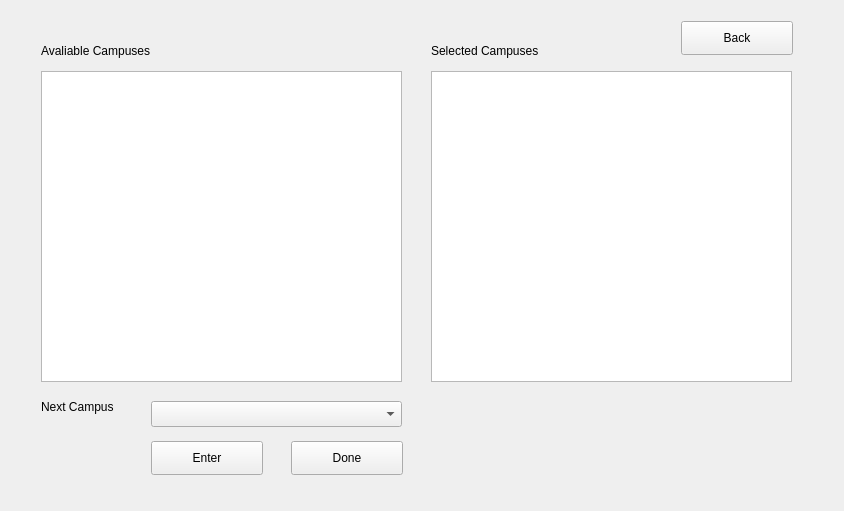
Qt form plantripwindow.ui (Ling2251/CS1D-College-Tour) before a commit.
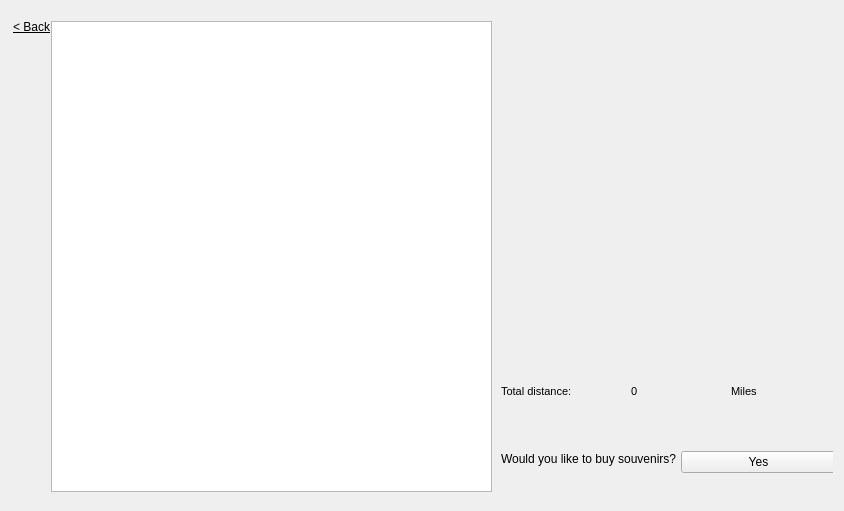
The same form after that commit. The open tabs and pages were chosen to show the change. Icons and pictures are not drawn.

```diff
--- a/plantripwindow.ui
+++ b/plantripwindow.ui
@@ -504,6 +504,296 @@
        </property>
       </widget>
      </widget>
+     <widget class="QWidget" name="StartTrip_02">
+      <widget class="QListWidget" name="listWidget_StartTrip_">
+       <property name="geometry">
+        <rect>
+         <x>50</x>
+         <y>10</y>
+         <width>451</width>
+         <height>471</height>
+        </rect>
+       </property>
+      </widget>
+      <widget class="QLabel" name="total_label_3">
+       <property name="geometry">
+        <rect>
+         <x>510</x>
+         <y>430</y>
+         <width>111</width>
+         <height>41</height>
+        </rect>
+       </property>
+       <property name="maximumSize">
+        <size>
+         <width>111</width>
+         <height>41</height>
+        </size>
+       </property>
+       <property name="font">
+        <font>
+         <family>MS Shell Dlg 2</family>
+         <pointsize>8</pointsize>
+         <weight>50</weight>
+         <italic>false</italic>
+         <bold>false</bold>
+        </font>
+       </property>
+       <property name="styleSheet">
+        <string notr="true">font: 8pt &quot;MS Shell Dlg 2&quot;;
+color:rgb(0, 0, 0)</string>
+       </property>
+       <property name="text">
+        <string>Total distance:</string>
+       </property>
+      </widget>
+      <widget class="QLabel" name="totalDistance_StartTrip_label">
+       <property name="geometry">
+        <rect>
+         <x>630</x>
+         <y>430</y>
+         <width>71</width>
+         <height>41</height>
+        </rect>
+       </property>
+       <property name="font">
+        <font>
+         <family>MS Shell Dlg 2</family>
+         <pointsize>8</pointsize>
+         <weight>50</weight>
+         <italic>false</italic>
+         <bold>false</bold>
+        </font>
+       </property>
+       <property name="mouseTracking">
+        <bool>false</bool>
+       </property>
+       <property name="styleSheet">
+        <string notr="true">font: 8pt &quot;MS Shell Dlg 2&quot;;
+color:rgb(0, 0, 0)</string>
+       </property>
+       <property name="text">
+        <string>0</string>
+       </property>
+       <property name="textFormat">
+        <enum>Qt::AutoText</enum>
+       </property>
+       <property name="scaledContents">
+        <bool>false</bool>
+       </property>
+      </widget>
+      <widget class="QLabel" name="total_label_5">
+       <property name="geometry">
+        <rect>
+         <x>700</x>
+         <y>430</y>
+         <width>111</width>
+         <height>41</height>
+        </rect>
+       </property>
+       <property name="maximumSize">
+        <size>
+         <width>111</width>
+         <height>41</height>
+        </size>
+       </property>
+       <property name="font">
+        <font>
+         <family>MS Shell Dlg 2</family>
+         <pointsize>8</pointsize>
+         <weight>50</weight>
+         <italic>false</italic>
+         <bold>false</bold>
+        </font>
+       </property>
+       <property name="styleSheet">
+        <string notr="true">font: 8pt &quot;MS Shell Dlg 2&quot;;
+color:rgb(0, 0, 0)</string>
+       </property>
+       <property name="text">
+        <string>Miles</string>
+       </property>
+      </widget>
+      <widget class="QToolButton" name="StartTrip_goback">
+       <property name="geometry">
+        <rect>
+         <x>0</x>
+         <y>0</y>
+         <width>41</width>
+         <height>31</height>
+        </rect>
+       </property>
+       <property name="styleSheet">
+        <string notr="true">font: 10pt &quot;Segoe UI&quot;;
+text-decoration: underline;
+border: none;
+</string>
+       </property>
+       <property name="text">
+        <string>&lt; Back</string>
+       </property>
+      </widget>
+     </widget>
+     <widget class="QWidget" name="ShortTrip_02">
+      <widget class="QListWidget" name="listWidget_ShortTrip_02">
+       <property name="geometry">
+        <rect>
+         <x>40</x>
+         <y>10</y>
+         <width>441</width>
+         <height>471</height>
+        </rect>
+       </property>
+      </widget>
+      <widget class="QLabel" name="totalDistance_ShortTrip_label">
+       <property name="geometry">
+        <rect>
+         <x>620</x>
+         <y>360</y>
+         <width>81</width>
+         <height>41</height>
+        </rect>
+       </property>
+       <property name="font">
+        <font>
+         <family>MS Shell Dlg 2</family>
+         <pointsize>8</pointsize>
+         <weight>50</weight>
+         <italic>false</italic>
+         <bold>false</bold>
+        </font>
+       </property>
+       <property name="mouseTracking">
+        <bool>false</bool>
+       </property>
+       <property name="styleSheet">
+        <string notr="true">font: 8pt &quot;MS Shell Dlg 2&quot;;
+color:rgb(0, 0, 0)</string>
+       </property>
+       <property name="text">
+        <string>0</string>
+       </property>
+       <property name="textFormat">
+        <enum>Qt::AutoText</enum>
+       </property>
+       <property name="scaledContents">
+        <bool>false</bool>
+       </property>
+      </widget>
+      <widget class="QLabel" name="total_label_4">
+       <property name="geometry">
+        <rect>
+         <x>490</x>
+         <y>360</y>
+         <width>111</width>
+         <height>41</height>
+        </rect>
+       </property>
+       <property name="maximumSize">
+        <size>
+         <width>111</width>
+         <height>41</height>
+        </size>
+       </property>
+       <property name="font">
+        <font>
+         <family>MS Shell Dlg 2</family>
+         <pointsize>8</pointsize>
+         <weight>50</weight>
+         <italic>false</italic>
+         <bold>false</bold>
+        </font>
+       </property>
+       <property name="styleSheet">
+        <string notr="true">font: 8pt &quot;MS Shell Dlg 2&quot;;
+color:rgb(0, 0, 0)</string>
+       </property>
+       <property name="text">
+        <string>Total distance:</string>
+       </property>
+      </widget>
+      <widget class="QToolButton" name="ShortTrip_goback">
+       <property name="geometry">
+        <rect>
+         <x>0</x>
+         <y>0</y>
+         <width>41</width>
+         <height>31</height>
+        </rect>
+       </property>
+       <property name="styleSheet">
+        <string notr="true">font: 10pt &quot;Segoe UI&quot;;
+text-decoration: underline;
+border: none;
+</string>
+       </property>
+       <property name="text">
+        <string>&lt; Back</string>
+       </property>
+      </widget>
+      <widget class="QLabel" name="total_label_6">
+       <property name="geometry">
+        <rect>
+         <x>720</x>
+         <y>360</y>
+         <width>111</width>
+         <height>41</height>
+        </rect>
+       </property>
+       <property name="maximumSize">
+        <size>
+         <width>111</width>
+         <height>41</height>
+        </size>
+       </property>
+       <property name="font">
+        <font>
+         <family>MS Shell Dlg 2</family>
+         <pointsize>8</pointsize>
+         <weight>50</weight>
+         <italic>false</italic>
+         <bold>false</bold>
+        </font>
+       </property>
+       <property name="styleSheet">
+        <string notr="true">font: 8pt &quot;MS Shell Dlg 2&quot;;
+color:rgb(0, 0, 0)</string>
+       </property>
+       <property name="text">
+        <string>Miles</string>
+       </property>
+      </widget>
+      <widget class="QLabel" name="label_2">
+       <property name="geometry">
+        <rect>
+         <x>490</x>
+         <y>440</y>
+         <width>181</width>
+         <height>16</height>
+        </rect>
+       </property>
+       <property name="styleSheet">
+        <string notr="true">font: 8pt &quot;MS Shell Dlg 2&quot;;
+color: rgb(0, 0, 0)</string>
+       </property>
+       <property name="text">
+        <string>Would you like to buy souvenirs?</string>
+       </property>
+      </widget>
+      <widget class="QPushButton" name="pushButton">
+       <property name="geometry">
+        <rect>
+         <x>670</x>
+         <y>440</y>
+         <width>155</width>
+         <height>22</height>
+        </rect>
+       </property>
+       <property name="text">
+        <string>Yes</string>
+       </property>
+      </widget>
+     </widget>
     </widget>
    </item>
   </layout>
```
Left out of the diff: 2 changed lines with no effect on the pictures.
